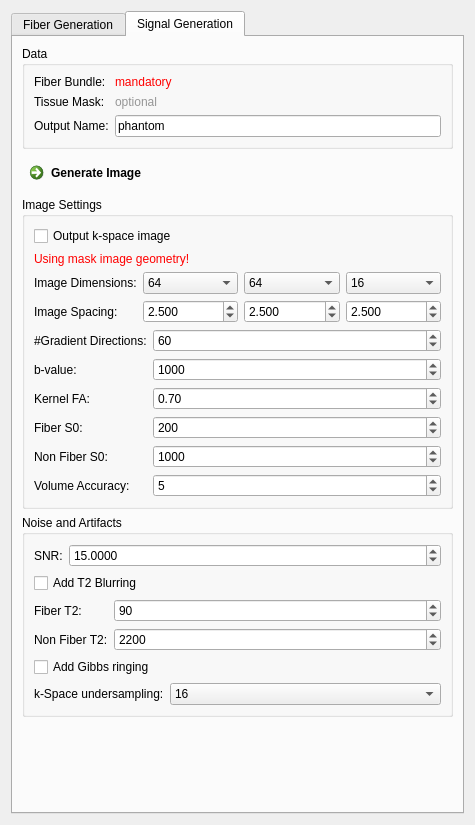
MITK/MITK, file Plugins/org.mitk.gui.qt.diffusionimaging/src/internal/QmitkFiberfoxViewControls.ui: the form before one commit.
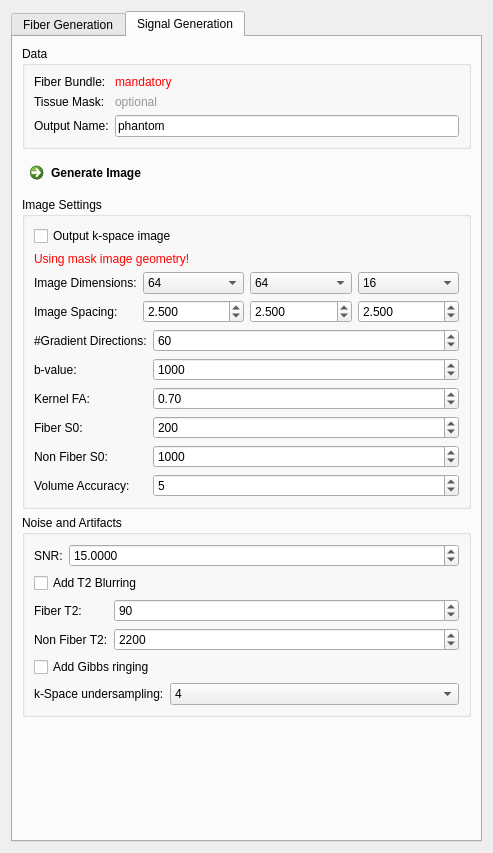
The form after the commit. The open tabs and pages were chosen to show the change. Icons and pictures are not drawn.

Commit message: using highres image from the start. no upsampling.

```diff
--- a/Plugins/org.mitk.gui.qt.diffusionimaging/src/internal/QmitkFiberfoxViewControls.ui
+++ b/Plugins/org.mitk.gui.qt.diffusionimaging/src/internal/QmitkFiberfoxViewControls.ui
@@ -6,8 +6,8 @@
    <rect>
     <x>0</x>
     <y>0</y>
-    <width>475</width>
-    <height>825</height>
+    <width>493</width>
+    <height>853</height>
    </rect>
   </property>
   <property name="windowTitle">
@@ -794,7 +794,7 @@
                 <string>Image is upsampled using this factor, afterwards fourier transformed, cropped to the original size and then inverse fourier transformed.</string>
                </property>
                <property name="currentIndex">
-                <number>3</number>
+                <number>1</number>
                </property>
                <item>
                 <property name="text">
```
The commit also changes 2 other files.
